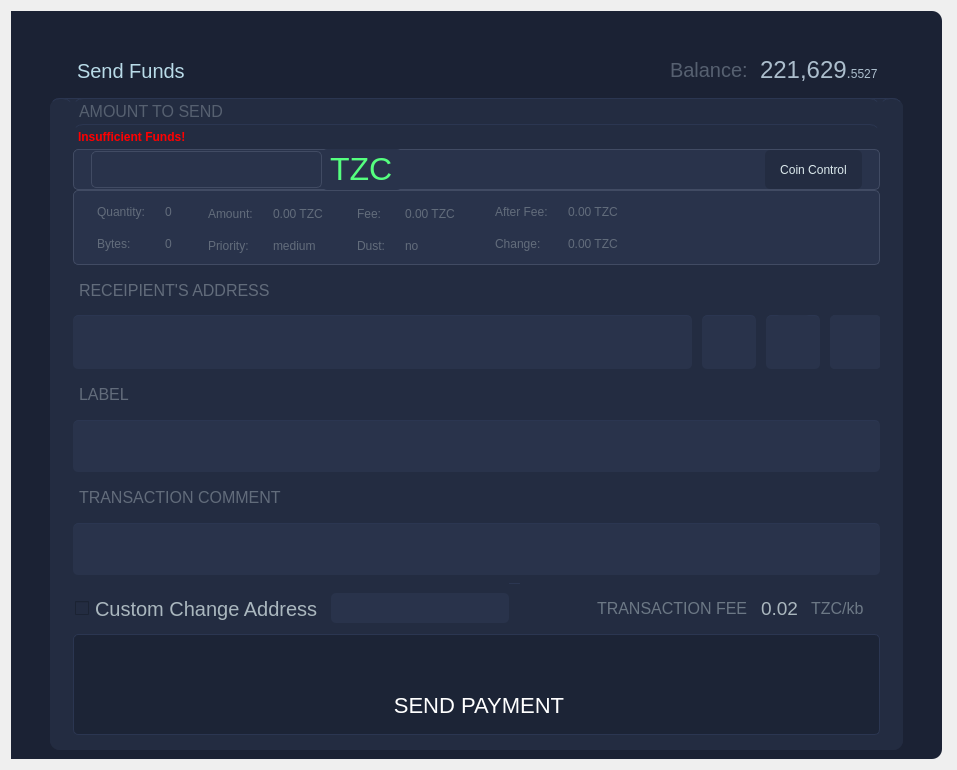
This is src/qt/forms/sendcoinsdialog.ui in TrezarCoin/TrezarCoin as Qt 5 draws it before an edit. The edited form follows.
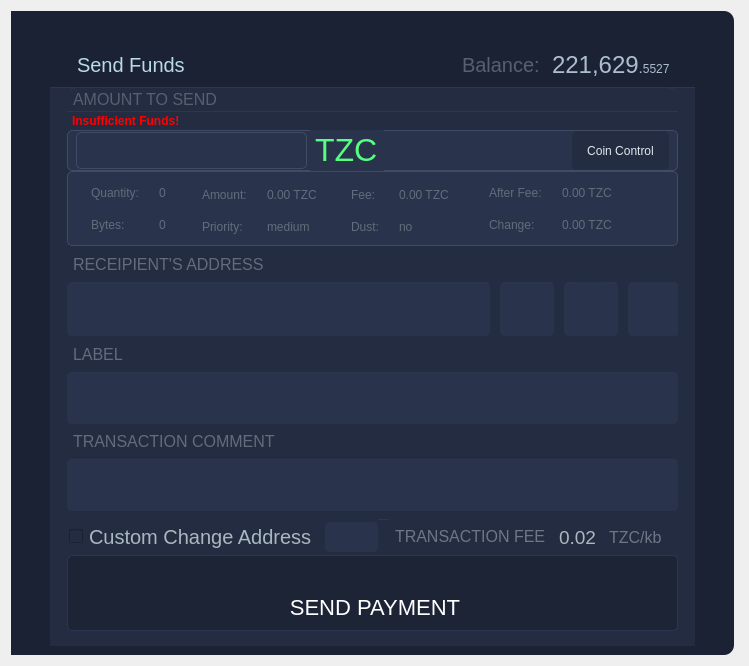
This is the edited form. Icons and pictures are not drawn. Custom widgets are drawn as their Qt base class.

```diff
--- a/src/qt/forms/sendcoinsdialog.ui
+++ b/src/qt/forms/sendcoinsdialog.ui
@@ -9,8 +9,8 @@
    <rect>
     <x>0</x>
     <y>0</y>
-    <width>957</width>
-    <height>770</height>
+    <width>749</width>
+    <height>666</height>
    </rect>
   </property>
   <property name="windowTitle">
@@ -350,6 +350,8 @@
 height:35px;
 padding-left:15px;
 padding-right:15px;
+box-shadow: 0px 0px 0px 1px rgba(0, 0, 0, 0.1) inset,
+  0px 1px 4px 0px rgba(0, 0, 0, 0.1) inset !important;
 }
 
 </string>
```
Left out of the diff: 2 changed lines with no effect on the pictures.
